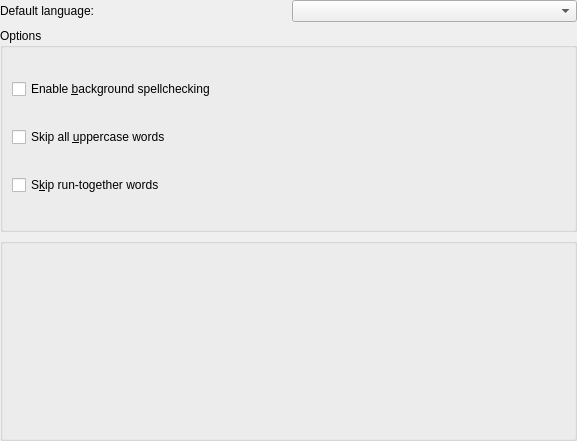
KDE/kdelibs, file kdeui/sonnet/configui.ui: the form before one commit.
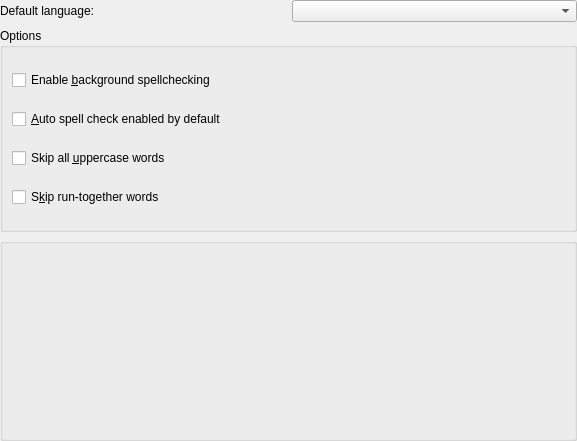
The form after the commit. Custom widgets are drawn as their Qt base class.

Commit message:
This patch adds an checkbox under systemsettings/languages/spellchecker to allow the user to decide if they want to have the autospellchecking feature enabled on their textedits by default or not. The checkbox uses the sonnet config, and uses the key "checkerEnabledByDefault". KTextEdit has been modified to use this value/setting if it is available.
(http://reviewboard.kde.org/r/1103/)

Patch:
```diff
--- a/kdeui/sonnet/configui.ui
+++ b/kdeui/sonnet/configui.ui
@@ -32,13 +32,20 @@
        </widget>
       </item>
       <item row="1" column="0" >
+       <widget class="QCheckBox" name="m_checkerEnabledByDefaultCB">
+        <property name="text">
+         <string>&amp;Auto spell check enabled by default</string>
+        </property>
+       </widget>
+      </item>
+      <item row="2" column="0" >
        <widget class="QCheckBox" name="m_skipUpperCB" >
         <property name="text" >
          <string>Skip all &amp;uppercase words</string>
         </property>
        </widget>
       </item>
-      <item row="2" column="0" >
+      <item row="3" column="0" >
        <widget class="QCheckBox" name="m_skipRunTogetherCB" >
         <property name="text" >
          <string>S&amp;kip run-together words</string>
```
The commit also changes 4 other files.
